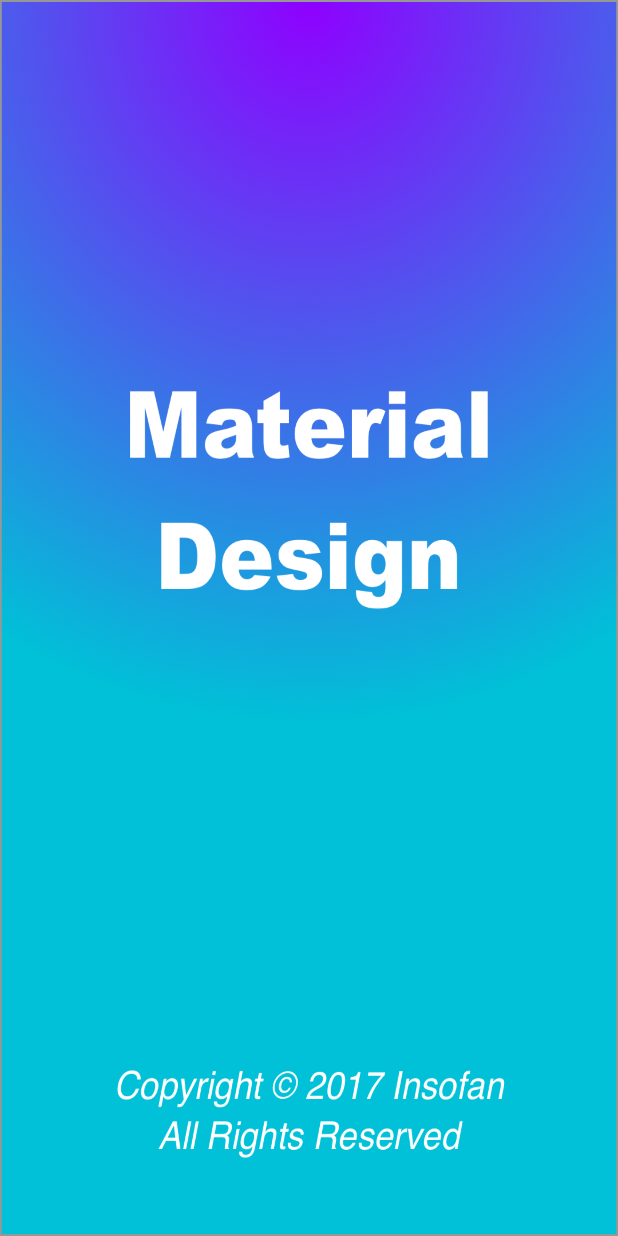
After one commit to Insofan/MaterialDesign, an Android app: the SplashActivity screen opened directly, with no data from a screen before it, on a phone screen of 412 x 824 dp. The commit adds this screen. Run offline under Robolectric (Android 15) with nearby library versions, the phone set to English and light mode, and no system bars.

Commit message:
[add](SplashActivity) 1.添加Splash功能

```diff
--- /dev/null
+++ b/MyMaterialDesign/app/src/main/java/com/example/mymaterialdesign/SplashActivity.java
@@ -0,0 +1,30 @@
+package com.example.mymaterialdesign;
+
+import android.content.Intent;
+import android.os.Bundle;
+import android.support.annotation.Nullable;
+import android.support.v7.app.AppCompatActivity;
+import android.os.Handler;
+
+/**
+ * Created by Haixiao on 2017/10/19.
+ * Email:insofan3156@gmail.com
+ * https://github.com/Insofan
+ */
+
+public class SplashActivity extends AppCompatActivity {
+    @Override
+    protected void onCreate(@Nullable Bundle savedInstanceState) {
+        super.onCreate(savedInstanceState);
+        setContentView(R.layout.splash_activity);
+        new Handler().postDelayed(new Runnable() {
+            @Override
+            public void run() {
+                Intent intent = new Intent(SplashActivity.this, MainActivity.class);
+                startActivity(intent);
+                finish();
+            }
+        }, 3000);
+
+    }
+}
--- /dev/null
+++ b/MyMaterialDesign/app/src/main/res/layout/splash_activity.xml
@@ -0,0 +1,9 @@
+<?xml version="1.0" encoding="utf-8"?>
+<LinearLayout xmlns:android="http://schemas.android.com/apk/res/android"
+    xmlns:tools="http://schemas.android.com/tools"
+    android:orientation="vertical" android:layout_width="match_parent"
+    android:layout_height="match_parent"
+    tools:context=".SplashActivity"
+    >
+
+</LinearLayout>
--- a/MyMaterialDesign/app/src/main/res/values/styles.xml
+++ b/MyMaterialDesign/app/src/main/res/values/styles.xml
@@ -63,4 +63,13 @@
         <item name="android:textSize">20sp</item>
     </style>
 
+    <!--Splash Theme-->
+    <style name="SplashTheme" parent="Theme.AppCompat.Light.NoActionBar">
+        <item name="android:background">@drawable/img_splash</item>
+        <item name="android:windowNoTitle">true</item>
+        <item name="android:windowFullscreen">true</item>
+        <item name="windowActionBar">false</item>
+        <item name="windowNoTitle">true</item>
+    </style>
+
 </resources>
```
Also changed, not shown: MyMaterialDesign/app/src/main/AndroidManifest.xml (+13 -4 lines), MyMaterialDesign/app/src/main/res/drawable/img_splash.png (added).
